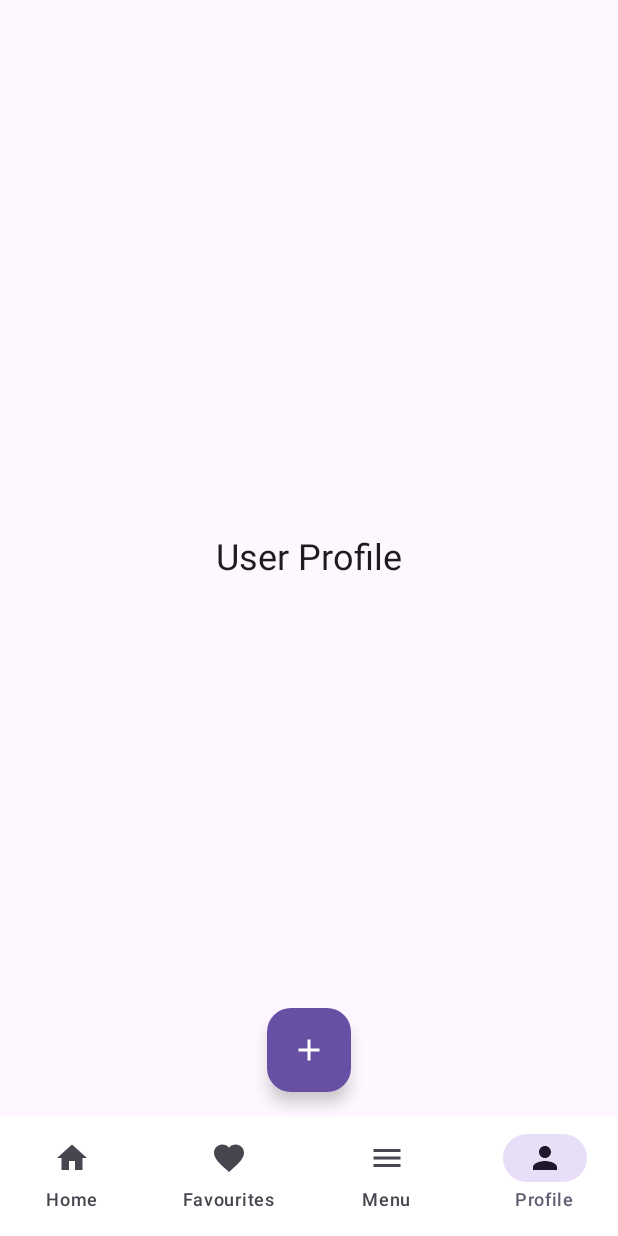
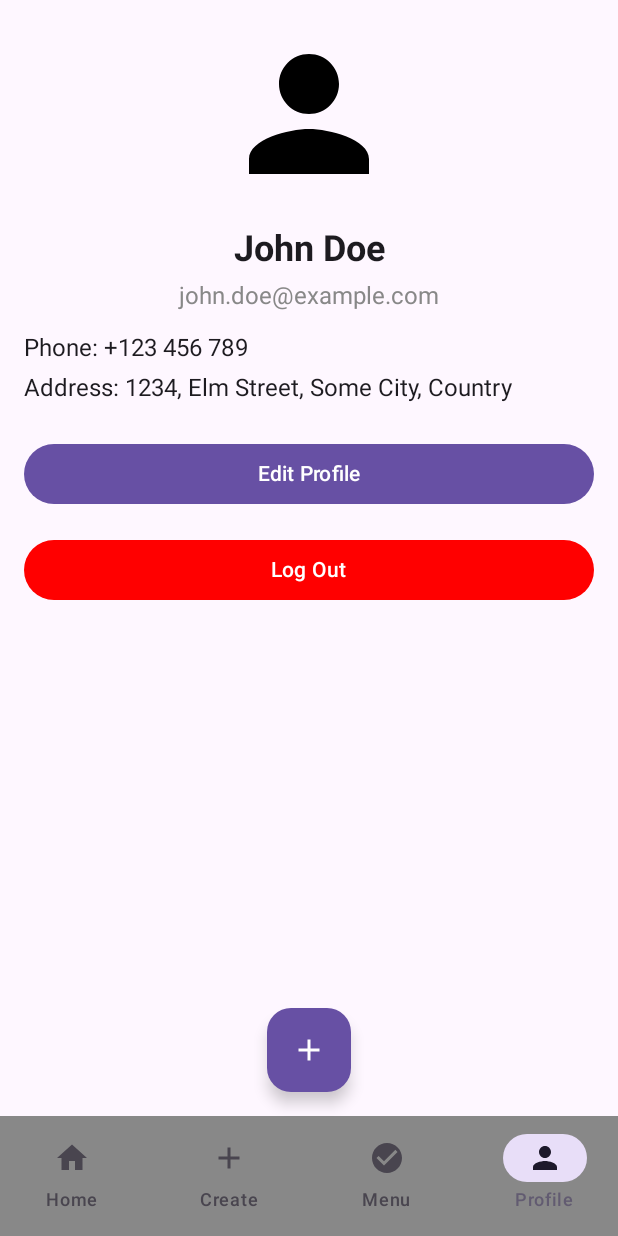
Before and after one commit to myusercloud/paylinkapp, an Android app built with Jetpack Compose: the screen it shows after launch (MainActivity), item 4 of the bottom bar chosen, on a phone screen of 412 x 824 dp. Run offline under Robolectric (Android 15) with nearby library versions, the phone set to English and light mode, and no system bars.

Commit message:
created the screens

```diff
--- a/app/src/main/java/com/harry/pay/navigation/AppNavHost.kt
+++ b/app/src/main/java/com/harry/pay/navigation/AppNavHost.kt
@@ -28,9 +28,11 @@ fun AppNavHost(
         composable(ROUT_ABOUT) {
             AboutScreen(navController)
         }
-        composable(ROUT_ABOUT) {
+        composable(ROUT_PROFILE) {
             AboutScreen(navController)
         }
-
+        composable(ROUT_CREATE) {
+            //CreateLinkScreen(navController)
+        }
     }
 }
--- a/app/src/main/java/com/harry/pay/navigation/Routes.kt
+++ b/app/src/main/java/com/harry/pay/navigation/Routes.kt
@@ -2,3 +2,5 @@ package com.harry.pay.navigation
 
 const val ROUT_HOME = "home"
 const val ROUT_ABOUT = "about"
+const val ROUT_CREATE = "create"
+const val ROUT_PROFILE = "profile"
--- a/app/src/main/java/com/harry/pay/ui/screens/home/HomeScreen.kt
+++ b/app/src/main/java/com/harry/pay/ui/screens/home/HomeScreen.kt
@@ -1,14 +1,102 @@
 package com.harry.pay.ui.screens.home
 
+import androidx.compose.foundation.layout.Arrangement
+import androidx.compose.foundation.layout.Column
+import androidx.compose.foundation.layout.Row
+import androidx.compose.foundation.layout.Spacer
+import androidx.compose.foundation.layout.fillMaxWidth
+import androidx.compose.foundation.layout.height
+import androidx.compose.foundation.layout.padding
+import androidx.compose.foundation.rememberScrollState
+import androidx.compose.foundation.verticalScroll
+import androidx.compose.material3.Button
+import androidx.compose.material3.Text
 import androidx.compose.runtime.Composable
+import androidx.compose.ui.Modifier
+import androidx.compose.ui.text.font.FontWeight
 import androidx.compose.ui.tooling.preview.Preview
+import androidx.compose.ui.unit.dp
+import androidx.compose.ui.unit.sp
 import androidx.navigation.NavController
 import androidx.navigation.compose.rememberNavController
+import com.harry.pay.ui.screens.scaffold.FilterChip
+import com.harry.pay.ui.screens.scaffold.LinkItem
 
 @Composable
 fun HomeScreen(navController: NavController){
+    Column(
+        modifier = Modifier
+            .verticalScroll(rememberScrollState())
+            .padding(16.dp)
+    ) {
 
 
+        Spacer(modifier = Modifier.height(28.dp))
+
+        Text(text = "Hi there, <Username>", fontSize = 20.sp, fontWeight = FontWeight.SemiBold)
+        Spacer(modifier = Modifier.height(4.dp))
+        Text(text = "Ready to manage your links today?")
+
+        Spacer(modifier = Modifier.height(24.dp))
+
+        Button(
+            onClick = { /* Navigate to Create Link */ },
+            modifier = Modifier.fillMaxWidth()
+        ) {
+            Text(text = "Create Link")
+        }
+
+        Spacer(modifier = Modifier.height(12.dp))
+
+        Button(
+            onClick = { /* Navigate to Communities */ },
+            modifier = Modifier.fillMaxWidth()
+        ) {
+            Text(text = "Your Communities")
+        }
+
+        Spacer(modifier = Modifier.height(12.dp))
+
+        Button(
+            onClick = { /* Navigate to Payment History */ },
+            modifier = Modifier.fillMaxWidth()
+        ) {
+            Text(text = "Payment History")
+        }
+
+        Spacer(modifier = Modifier.height(12.dp))
+
+        Button(
+            onClick = { /* Navigate to User Profile */ },
+            modifier = Modifier.fillMaxWidth()
+        ) {
+            Text(text = "User Profile")
+        }
+
+        Spacer(modifier = Modifier.height(24.dp))
+
+        Text(text = "Your Links", fontSize = 20.sp, fontWeight = FontWeight.Bold)
+
+        Spacer(modifier = Modifier.height(8.dp))
+
+        Row(
+            modifier = Modifier.fillMaxWidth(),
+            horizontalArrangement = Arrangement.SpaceEvenly
+        ) {
+            FilterChip("All")
+            FilterChip("Pending")
+            FilterChip("Completed")
+        }
+
+        Spacer(modifier = Modifier.height(16.dp))
+
+        // Dummy list of links
+        LinkItem("Recipient 1", "Description of Link 1", "£10", "Date created")
+        Spacer(modifier = Modifier.height(8.dp))
+        LinkItem("Recipient 2", "Description of Link 2", "£20", "Date created")
+        Spacer(modifier = Modifier.height(8.dp))
+        LinkItem("Recipient 3", "Description of Link 3", "£30", "Date created")
+    }
 }
 
 @Preview(showBackground = true)
--- /dev/null
+++ b/app/src/main/java/com/harry/pay/ui/screens/profile/ProfileScreen.kt
@@ -0,0 +1,121 @@
+package com.harry.pay.ui.screens.profile
+
+import androidx.compose.foundation.Image
+import androidx.compose.foundation.layout.*
+import androidx.compose.foundation.shape.CircleShape
+import androidx.compose.material3.*
+import androidx.compose.runtime.Composable
+import androidx.compose.ui.Alignment
+import androidx.compose.ui.Modifier
+import androidx.compose.ui.draw.clip
+import androidx.compose.ui.graphics.Color
+import androidx.compose.ui.res.painterResource
+import androidx.compose.ui.tooling.preview.Preview
+import androidx.compose.ui.unit.dp
+import androidx.compose.ui.unit.sp
+import com.harry.pay.R
+import androidx.compose.ui.text.font.FontWeight
+import androidx.navigation.NavController
+import androidx.navigation.compose.rememberNavController
+
+@Composable
+fun ProfileScreen(navController: NavController) {
+    // Dummy data for user profile
+    val userName = "John Doe"
+    val userEmail = "john.doe@example.com"
+    val userPhone = "+123 456 789"
+    val userAddress = "1234, Elm Street, Some City, Country"
+
+    // Profile screen UI
+    Column(
+        modifier = Modifier
+            .fillMaxSize()
+            .padding(16.dp)
+    ) {
+        // Profile picture (circular)
+        Box(
+            modifier = Modifier
+                .size(120.dp)
+                .align(Alignment.CenterHorizontally)
+        ) {
+            Image(
+                painter = painterResource(id = R.drawable.profile), // Replace with actual profile picture resource
+                contentDescription = "Profile Picture",
+                modifier = Modifier
+                    .fillMaxSize()
+                    .clip(CircleShape)
+            )
+        }
+
+        Spacer(modifier = Modifier.height(16.dp))
+
+        // User name
+        Text(
+            text = userName,
+            fontSize = 24.sp,
+            fontWeight = FontWeight.Bold,
+            modifier = Modifier.align(Alignment.CenterHorizontally)
+        )
+
+        Spacer(modifier = Modifier.height(8.dp))
+
+        // User email
+        Text(
+            text = userEmail,
+            fontSize = 16.sp,
+            color = Color.Gray,
+            modifier = Modifier.align(Alignment.CenterHorizontally)
+        )
+
+        Spacer(modifier = Modifier.height(16.dp))
+
+        // User phone
+        Text(
+            text = "Phone: $userPhone",
+            fontSize = 16.sp,
+            modifier = Modifier.align(Alignment.Start)
+        )
+
+        Spacer(modifier = Modifier.height(8.dp))
+
+        // User address
+        Text(
+            text = "Address: $userAddress",
+            fontSize = 16.sp,
+            modifier = Modifier.align(Alignment.Start)
+        )
+
+        Spacer(modifier = Modifier.height(24.dp))
+
+        // Edit Profile button
+        Button(
+            onClick = {
+                // Navigate to Edit Profile screen (this can be a different screen where the user can edit their details)
+                navController.navigate("edit_profile_screen")
+            },
+            modifier = Modifier.fillMaxWidth()
+        ) {
+            Text(text = "Edit Profile")
+        }
+
+        Spacer(modifier = Modifier.height(16.dp))
+
+        // Log out button
+        Button(
+            onClick = {
+                // Handle logout (perhaps clearing the session or navigating to the login screen)
+                navController.navigate("login_screen") // Assuming you have a login screen route
+            },
+            modifier = Modifier.fillMaxWidth(),
+            colors = ButtonDefaults.buttonColors(containerColor = Color.Red)
+        ) {
+            Text(text = "Log Out", color = Color.White)
+        }
+    }
+}
+
+@Preview(showBackground = true)
+@Composable
+fun ProfileScreenPreview() {
+    ProfileScreen(navController = rememberNavController())
+}
--- a/app/src/main/java/com/harry/pay/ui/screens/scaffold/ScaffoldScreen.kt
+++ b/app/src/main/java/com/harry/pay/ui/screens/scaffold/ScaffoldScreen.kt
@@ -1,21 +1,29 @@
 package com.harry.pay.ui.screens.scaffold
 
+import androidx.compose.foundation.background
 import androidx.compose.foundation.layout.*
+import androidx.compose.foundation.rememberScrollState
+import androidx.compose.foundation.verticalScroll
 import androidx.compose.material.icons.Icons
 import androidx.compose.material.icons.filled.Add
-import androidx.compose.material.icons.filled.Favorite
+import androidx.compose.material.icons.filled.CheckCircle
 import androidx.compose.material.icons.filled.Home
-import androidx.compose.material.icons.filled.Menu
 import androidx.compose.material.icons.filled.Person
 import androidx.compose.material3.*
 import androidx.compose.runtime.*
 import androidx.compose.ui.Alignment
 import androidx.compose.ui.Modifier
 import androidx.compose.ui.graphics.Color
+import androidx.compose.ui.text.font.FontWeight
 import androidx.compose.ui.tooling.preview.Preview
 import androidx.compose.ui.unit.dp
+import androidx.compose.ui.unit.sp
 import androidx.navigation.NavController
 import androidx.navigation.compose.rememberNavController
+import com.harry.pay.ui.screens.community.CommunityCirclesScreen
+import com.harry.pay.ui.screens.createlink.CreateLinkScreen
+import com.harry.pay.ui.screens.home.HomeScreen
+import com.harry.pay.ui.screens.profile.ProfileScreen
 
 @Composable
 fun ScaffoldScreen(navController: NavController) {
@@ -24,7 +32,7 @@ fun ScaffoldScreen(navController: NavController) {
     Scaffold(
         floatingActionButton = {
             FloatingActionButton(
-                onClick = { /* Example action: Maybe open Add Payment screen */ },
+                onClick = { /* TODO: Navigate to Create Link screen */ },
                 containerColor = MaterialTheme.colorScheme.primary
             ) {
                 Icon(Icons.Default.Add, contentDescription = "Add")
@@ -33,7 +41,7 @@ fun ScaffoldScreen(navController: NavController) {
         floatingActionButtonPosition = FabPosition.Center,
         bottomBar = {
             NavigationBar(
-                containerColor = Color.White,
+                containerColor = Color.Gray,
                 tonalElevation = 8.dp
             ) {
                 NavigationBarItem(
@@ -43,13 +51,13 @@ fun ScaffoldScreen(navController: NavController) {
                     onClick = { selectedIndex = 0 }
                 )
                 NavigationBarItem(
-                    icon = { Icon(Icons.Default.Favorite, contentDescription = "Favourites") },
-                    label = { Text("Favourites") },
+                    icon = { Icon(Icons.Default.Add, contentDescription = "Create") },
+                    label = { Text("Create") },
                     selected = selectedIndex == 1,
                     onClick = { selectedIndex = 1 }
                 )
                 NavigationBarItem(
-                    icon = { Icon(Icons.Default.Menu, contentDescription = "Menu") },
+                    icon = { Icon(Icons.Default.CheckCircle, contentDescription = "Menu") },
                     label = { Text("Menu") },
                     selected = selectedIndex == 2,
                     onClick = { selectedIndex = 2 }
@@ -63,28 +71,66 @@ fun ScaffoldScreen(navController: NavController) {
             }
         },
         content = { padding ->
-            // Content body
             Column(
                 modifier = Modifier
+                    .padding(padding)
                     .fillMaxSize()
-                    .padding(padding)
-                    .padding(16.dp),
-                verticalArrangement = Arrangement.Center,
-                horizontalAlignment = Alignment.CenterHorizontally
             ) {
-                Text(
-                    text = when (selectedIndex) {
-                        0 -> "Welcome to Home"
-                        1 -> "Here are your Favourites"
-                        2 -> "This is the Menu"
-                        3 -> "User Profile"
-                        else -> ""
-                    },
-                    style = MaterialTheme.typography.headlineSmall
-                )
+                when (selectedIndex) {
+                    0 -> HomeScreen(navController = navController)
+                    1 -> CreateLinkScreen(navController = navController)
+                    2 -> CommunityCirclesScreen(navController = navController)
+                    3 -> ProfileScreen(navController = navController)
+
+                }
             }
         }
     )
+}
+
+@Composable
+fun CenteredText(text: String) {
+    Box(
+        modifier = Modifier.fillMaxSize(),
+        contentAlignment = Alignment.Center
+    ) {
+        Text(
+            text = text,
+            style = MaterialTheme.typography.headlineSmall
+        )
+    }
+}
+
+
+
+@Composable
+fun FilterChip(text: String) {
+    AssistChip(
+        onClick = { /* TODO: Filter links */ },
+        label = { Text(text) }
+    )
+}
+
+@Composable
+fun LinkItem(name: String, description: String, amount: String, date: String) {
+    Card(
+        modifier = Modifier
+            .fillMaxWidth()
+            .padding(vertical = 4.dp),
+        elevation = CardDefaults.cardElevation(defaultElevation = 4.dp)
+    ) {
+        Column(modifier = Modifier.padding(16.dp)) {
+            Text(text = name, fontWeight = FontWeight.Bold)
+            Text(text = description)
+            Row(
+                modifier = Modifier.fillMaxWidth(),
+                horizontalArrangement = Arrangement.SpaceBetween
+            ) {
+                Text(text = amount, fontWeight = FontWeight.SemiBold)
+                Text(text = date)
+            }
+        }
+    }
 }
 
 @Preview(showBackground = true)
--- /dev/null
+++ b/app/src/main/res/drawable/pple.xml
@@ -0,0 +1,5 @@
+<vector xmlns:android="http://schemas.android.com/apk/res/android" android:height="24dp" android:tint="#000000" android:viewportHeight="24" android:viewportWidth="24" android:width="24dp">
+
+    <path android:fillColor="@android:color/white" android:pathData="M16,11c1.66,0 2.99,-1.34 2.99,-3S17.66,5 16,5c-1.66,0 -3,1.34 -3,3s1.34,3 3,3zM8,11c1.66,0 2.99,-1.34 2.99,-3S9.66,5 8,5C6.34,5 5,6.34 5,8s1.34,3 3,3zM8,13c-2.33,0 -7,1.17 -7,3.5L1,19h14v-2.5c0,-2.33 -4.67,-3.5 -7,-3.5zM16,13c-0.29,0 -0.62,0.02 -0.97,0.05 1.16,0.84 1.97,1.97 1.97,3.45L17,19h6v-2.5c0,-2.33 -4.67,-3.5 -7,-3.5z"/>
+
+</vector>
--- /dev/null
+++ b/app/src/main/res/drawable/profile.xml
@@ -0,0 +1,5 @@
+<vector xmlns:android="http://schemas.android.com/apk/res/android" android:height="24dp" android:tint="#000000" android:viewportHeight="24" android:viewportWidth="24" android:width="24dp">
+
+    <path android:fillColor="@android:color/white" android:pathData="M12,12c2.21,0 4,-1.79 4,-4s-1.79,-4 -4,-4 -4,1.79 -4,4 1.79,4 4,4zM12,14c-2.67,0 -8,1.34 -8,4v2h16v-2c0,-2.66 -5.33,-4 -8,-4z"/>
+
+</vector>
```
Also changed, not shown: app/src/main/java/com/harry/pay/ui/screens/community/CommunityScreens.kt (added, +108 -0 lines), app/src/main/java/com/harry/pay/ui/screens/createlink/CreatelinkScreen.kt (added, +140 -0 lines).
